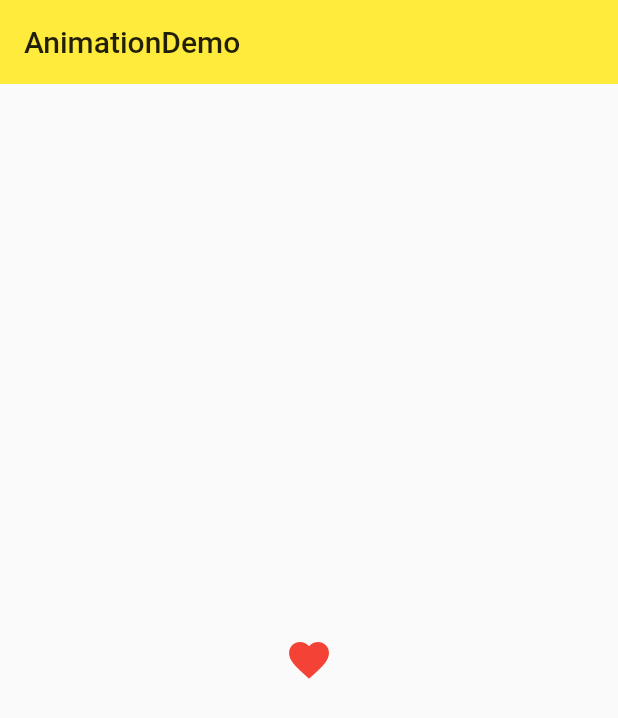
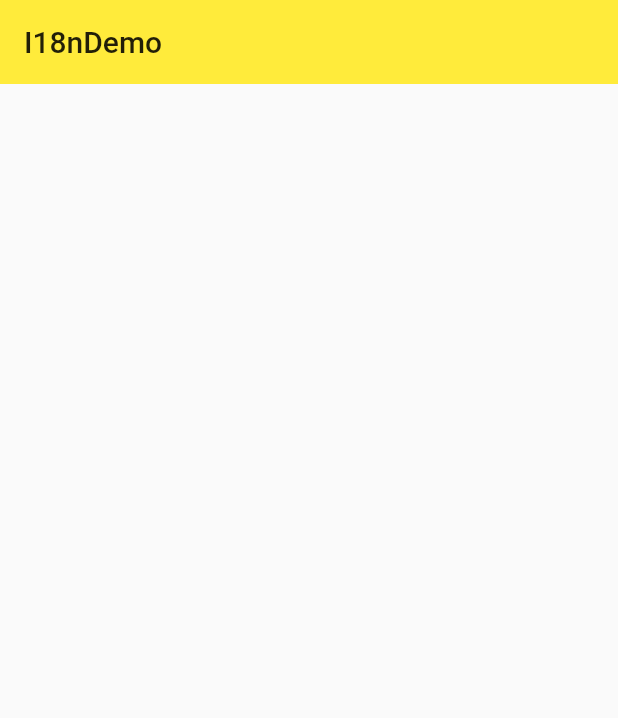
Before and after one commit to shiquan18/aiyi_flutter_demo, a Flutter app: the screen it shows after launch, on a phone screen of 412 x 824 dp. Shown: the top 718 px of the screen. Run offline on Flutter 3.47's test engine with Material 2 defaults, Android fonts, the phone set to English and light mode, and no system bars; our stand-ins replace rxdart.

Commit message:
安装配置国际化

```diff
--- /dev/null
+++ b/lib/demo/guojihua/i18n_demo.dart
@@ -0,0 +1,13 @@
+import 'package:flutter/material.dart';
+
+class I18nDemo extends StatelessWidget {
+  @override
+  Widget build(BuildContext context) {
+    return Scaffold(
+      appBar: AppBar(
+        title: Text('I18nDemo'),
+        elevation: 0.0,
+      ),
+    );
+  }
+}
--- a/lib/main.dart
+++ b/lib/main.dart
@@ -4,6 +4,7 @@ import 'package:aiyi_flutter_demo_app/demo/bloc/bloc_demo.dart';
 import 'package:aiyi_flutter_demo_app/demo/bottom_navigation_bar_demo.dart';
 import 'package:aiyi_flutter_demo_app/demo/drawer_demo.dart';
 import 'package:aiyi_flutter_demo_app/demo/form_demo.dart';
+import 'package:aiyi_flutter_demo_app/demo/guojihua/i18n_demo.dart';
 import 'package:aiyi_flutter_demo_app/demo/http/http_demo.dart';
 import 'package:aiyi_flutter_demo_app/demo/layout_demo.dart';
 import 'package:aiyi_flutter_demo_app/demo/listview_demo.dart';
@@ -16,6 +17,7 @@ import 'package:aiyi_flutter_demo_app/demo/stream/stream_demo.dart';
 import 'package:aiyi_flutter_demo_app/demo/view_demo.dart';
 import 'package:aiyi_flutter_demo_app/model/Post.dart';
 import 'package:flutter/material.dart';
+import 'package:flutter_localizations/flutter_localizations.dart';
 
 void main() => runApp(MyApp());
 
@@ -23,9 +25,17 @@ class MyApp extends StatelessWidget {
   @override
   Widget build(BuildContext context) {
     return MaterialApp(
+      localizationsDelegates: [
+        GlobalMaterialLocalizations.delegate,
+        GlobalWidgetsLocalizations.delegate,
+      ],
+      supportedLocales: [
+        Locale('en', 'US'),
+        Locale('zh', 'CN'),
+      ],
       debugShowCheckedModeBanner: false,
-      home: AnimationDemo(),
-//      initialRoute: '/animation',
+      home: I18nDemo(),
+//      initialRoute: '/i18n',
 //      routes: {
 //        '/': (context) => Home(),
 //        '/about': (context) => Page(title: 'About'),
@@ -37,6 +47,7 @@ class MyApp extends StatelessWidget {
 //        '/bloc': (context) => BlocDemo(),
 //        '/http': (context) => HttpDemo(),
 //        '/animation': (context) => AnimationDemo(),
+//        '/i18n': (context) => I18nDemo(),
 //      },
       theme: ThemeData(
         primarySwatch: Colors.yellow,
--- a/pubspec.yaml
+++ b/pubspec.yaml
@@ -16,6 +16,8 @@ dependencies:
   scoped_model: ^0.3.0
   rxdart: ^0.18.1
   http: ^0.12.0
+  flutter_localizations:
+    sdk: flutter
 
   # The following adds the Cupertino Icons font to your application.
   # Use with the CupertinoIcons class for iOS style icons.
```
Also changed, not shown: pubspec.lock.
